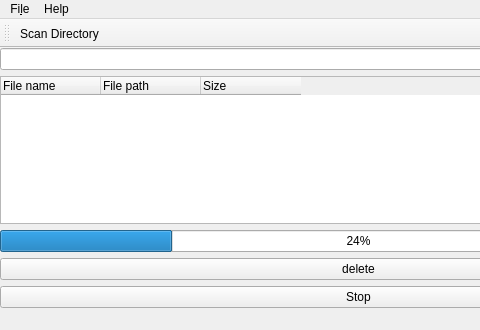
Above: mainwindow.ui from Krotkov/Substring before the change; both pictures show x 0 to 480 and y 0 to 330 of the 717 by 330 pixel window. Below: the same form after it.
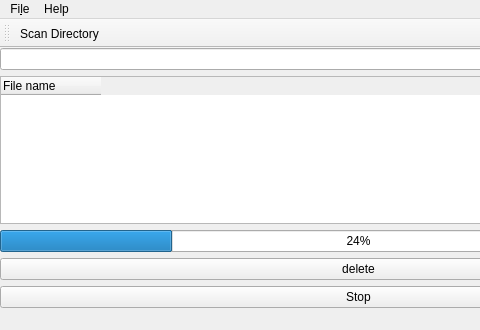
That is the form after the change.

What changed in the file:
```diff
--- a/mainwindow.ui
+++ b/mainwindow.ui
@@ -45,16 +45,6 @@
           <string>File name</string>
          </property>
         </column>
-        <column>
-         <property name="text">
-          <string>File path</string>
-         </property>
-        </column>
-        <column>
-         <property name="text">
-          <string>Size</string>
-         </property>
-        </column>
        </widget>
       </item>
       <item>
```
